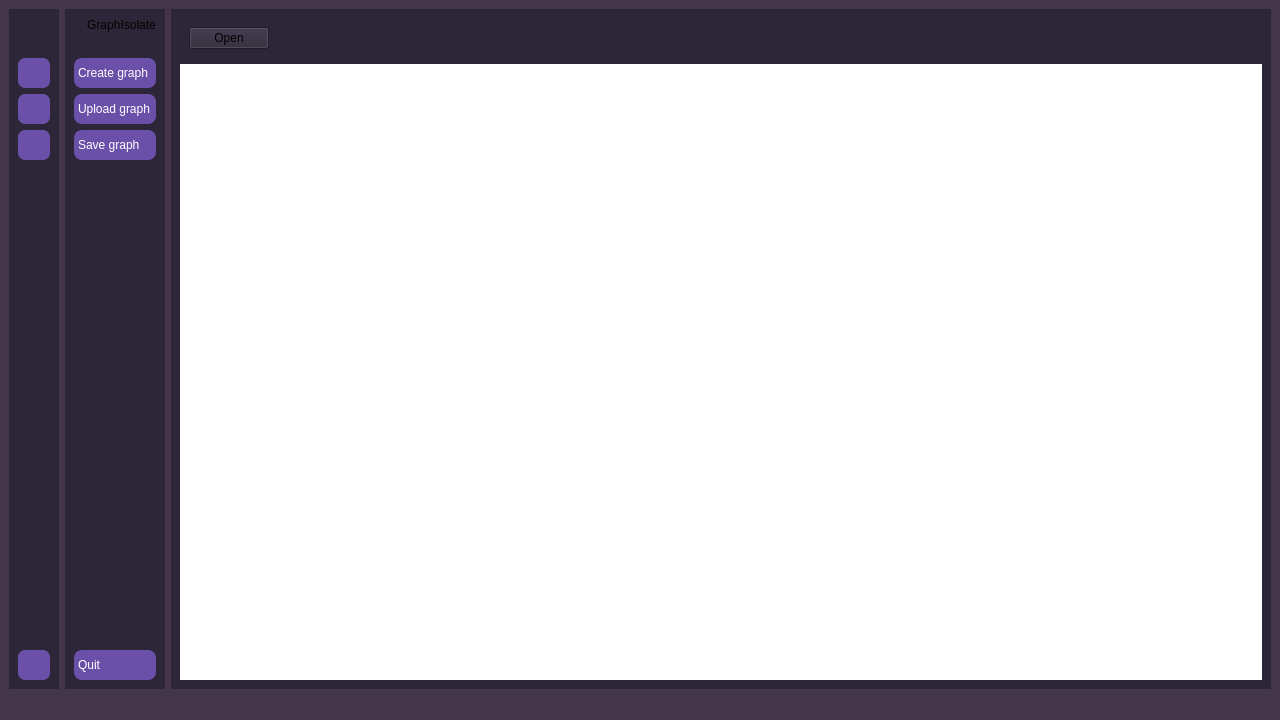
Old version of the form mainwindow.ui in the repository youshum1tsy/GraphIsolate.
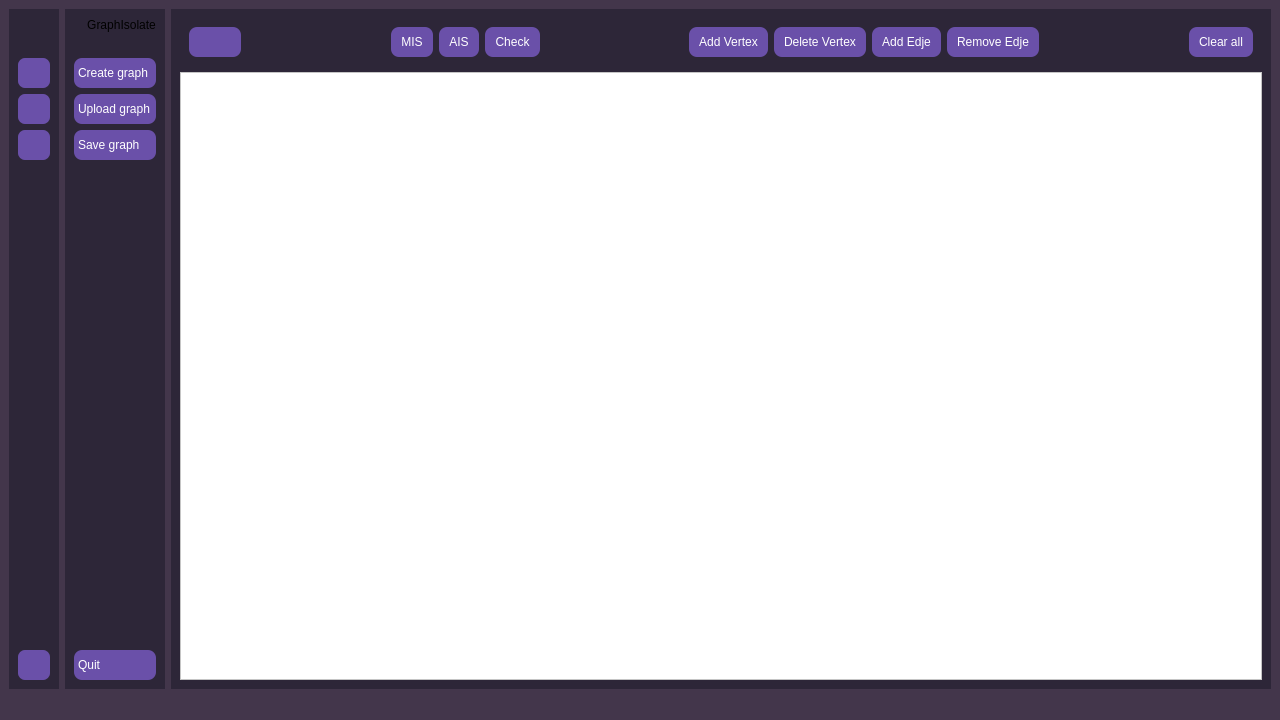
New version of the form. Icons and pictures are not drawn.

Diff of the .ui file:
```diff
--- a/mainwindow.ui
+++ b/mainwindow.ui
@@ -33,16 +33,49 @@
     <item row="0" column="2">
      <widget class="QWidget" name="main_widget" native="true">
       <property name="styleSheet">
-       <string notr="true">background-color: rgb(45, 38, 56);</string>
+       <string notr="true">QWidget {
+	background-color: rgb(45, 38, 56);
+}
+
+QGraphicsView{
+	background-color: rgb(255, 255, 255);
+}
+
+QPushButton {
+	color: white;
+	background-color: rgb(106, 80, 169);
+	height: 30px;
+	border: none;
+	border-radius: 8px;
+	padding-left: 10px;
+	padding-right: 10px;
+}</string>
       </property>
-      <layout class="QVBoxLayout" name="verticalLayout_4">
-       <item>
+      <layout class="QGridLayout" name="gridLayout_2">
+       <item row="1" column="0">
+        <widget class="QGraphicsView" name="graphicsView">
+         <property name="styleSheet">
+          <string notr="true"/>
+         </property>
+        </widget>
+       </item>
+       <item row="0" column="0">
         <widget class="QWidget" name="header_widget" native="true">
-         <layout class="QHBoxLayout" name="horizontalLayout">
+         <layout class="QHBoxLayout" name="horizontalLayout_5">
           <item>
            <widget class="QPushButton" name="pushButton_sidebar">
             <property name="text">
-             <string>Open</string>
+             <string/>
+            </property>
+            <property name="icon">
+             <iconset resource="resources.qrc">
+              <normaloff>:/icons/assets/icons/show.png</normaloff>:/icons/assets/icons/show.png</iconset>
+            </property>
+            <property name="iconSize">
+             <size>
+              <width>24</width>
+              <height>24</height>
+             </size>
             </property>
             <property name="checkable">
              <bool>true</bool>
@@ -56,24 +89,133 @@
             </property>
             <property name="sizeHint" stdset="0">
              <size>
-              <width>942</width>
-              <height>13</height>
+              <width>115</width>
+              <height>17</height>
              </size>
             </property>
            </spacer>
           </item>
+          <item>
+           <layout class="QHBoxLayout" name="horizontalLayout">
+            <item>
+             <widget class="QPushButton" name="pushButton_mis">
+              <property name="toolTip">
+               <string>&lt;html&gt;&lt;head/&gt;&lt;body&gt;&lt;p&gt;&lt;span style=&quot; color:#ffffff;&quot;&gt;Максимальное независимое множество&lt;/span&gt;&lt;/p&gt;&lt;/body&gt;&lt;/html&gt;</string>
+              </property>
+              <property name="text">
+               <string>MIS</string>
+              </property>
+             </widget>
+            </item>
+            <item>
+             <widget class="QPushButton" name="pushButton_ais">
+              <property name="toolTip">
+               <string>&lt;html&gt;&lt;head/&gt;&lt;body&gt;&lt;p&gt;&lt;span style=&quot; color:#ffffff;&quot;&gt;Все независимые множества&lt;/span&gt;&lt;/p&gt;&lt;/body&gt;&lt;/html&gt;</string>
+              </property>
+              <property name="text">
+               <string>AIS</string>
+              </property>
+             </widget>
+            </item>
+            <item>
+             <widget class="QPushButton" name="pushButton_check">
+              <property name="toolTip">
+               <string>&lt;html&gt;&lt;head/&gt;&lt;body&gt;&lt;p&gt;&lt;span style=&quot; color:#ffffff;&quot;&gt;Проверить независимость выбранных ребер&lt;/span&gt;&lt;/p&gt;&lt;/body&gt;&lt;/html&gt;</string>
+              </property>
+              <property name="text">
+               <string>Check</string>
+              </property>
+             </widget>
+            </item>
+           </layout>
+          </item>
+          <item>
+           <spacer name="horizontalSpacer_3">
+            <property name="orientation">
+             <enum>Qt::Horizontal</enum>
+            </property>
+            <property name="sizeHint" stdset="0">
+             <size>
+              <width>115</width>
+              <height>17</height>
+             </size>
+            </property>
+           </spacer>
+          </item>
+          <item>
+           <layout class="QHBoxLayout" name="horizontalLayout_3">
+            <item>
+             <widget class="QPushButton" name="pushButton_add_vertex">
+              <property name="toolTip">
+               <string>&lt;html&gt;&lt;head/&gt;&lt;body&gt;&lt;p&gt;&lt;span style=&quot; color:#ffffff;&quot;&gt;Добавить вершину&lt;/span&gt;&lt;/p&gt;&lt;/body&gt;&lt;/html&gt;</string>
+              </property>
+              <property name="text">
+               <string>Add Vertex</string>
+              </property>
+             </widget>
+            </item>
+            <item>
+             <widget class="QPushButton" name="pushButton_delete_vertex">
+              <property name="toolTip">
+               <string>&lt;html&gt;&lt;head/&gt;&lt;body&gt;&lt;p&gt;&lt;span style=&quot; color:#ffffff;&quot;&gt;Удалить вершину&lt;/span&gt;&lt;/p&gt;&lt;/body&gt;&lt;/html&gt;</string>
+              </property>
+              <property name="text">
+               <string>Delete Vertex</string>
+              </property>
+             </widget>
+            </item>
+           </layout>
+          </item>
+          <item>
+           <layout class="QHBoxLayout" name="horizontalLayout_4">
+            <item>
+             <widget class="QPushButton" name="pushButton_add_edje">
+              <property name="toolTip">
+               <string>&lt;html&gt;&lt;head/&gt;&lt;body&gt;&lt;p&gt;&lt;span style=&quot; color:#ffffff;&quot;&gt;Добавить ребро&lt;/span&gt;&lt;/p&gt;&lt;/body&gt;&lt;/html&gt;</string>
+              </property>
+              <property name="text">
+               <string>Add Edje</string>
+              </property>
+             </widget>
+            </item>
+            <item>
+             <widget class="QPushButton" name="pushButton_delete_edje">
+              <property name="toolTip">
+               <string>&lt;html&gt;&lt;head/&gt;&lt;body&gt;&lt;p&gt;&lt;span style=&quot; color:#ffffff;&quot;&gt;Удалить ребро&lt;/span&gt;&lt;/p&gt;&lt;/body&gt;&lt;/html&gt;</string>
+              </property>
+              <property name="text">
+               <string>Remove Edje</string>
+              </property>
+             </widget>
+            </item>
+           </layout>
+          </item>
+          <item>
+           <spacer name="horizontalSpacer_4">
+            <property name="orientation">
+             <enum>Qt::Horizontal</enum>
+            </property>
+            <property name="sizeHint" stdset="0">
+             <size>
+              <width>115</width>
+              <height>17</height>
+             </size>
+            </property>
+           </spacer>
+          </item>
+          <item>
+           <widget class="QPushButton" name="pushButton_clear_all">
+            <property name="toolTip">
+             <string>&lt;html&gt;&lt;head/&gt;&lt;body&gt;&lt;p&gt;&lt;span style=&quot; color:#ffffff;&quot;&gt;Удалить всё&lt;/span&gt;&lt;/p&gt;&lt;/body&gt;&lt;/html&gt;</string>
+            </property>
+            <property name="text">
+             <string>Clear all</string>
+            </property>
+           </widget>
+          </item>
          </layout>
         </widget>
        </item>
-       <item>
-        <widget class="QStackedWidget" name="stackedWidget">
-         <property name="styleSheet">
-          <string notr="true">background-color: rgb(255, 255, 255);</string>
-         </property>
-         <widget class="QWidget" name="page"/>
-         <widget class="QWidget" name="page_2"/>
-        </widget>
-       </item>
       </layout>
      </widget>
     </item>
```
Left out of the diff: 16 changed lines with no effect on the pictures.
